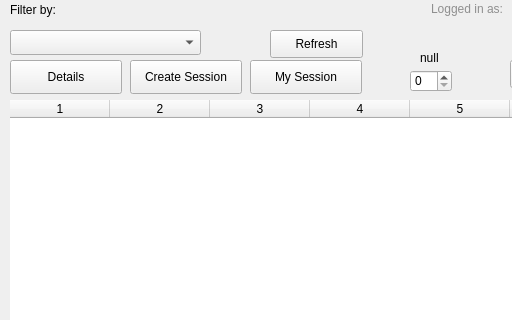
Before: the Qt Designer form StudyMeet/viewsessions.ui in DanielCChavez/StudyMeet, drawn with Qt 5; both pictures show x 0 to 512 and y 0 to 320 of the 621 by 500 pixel window.
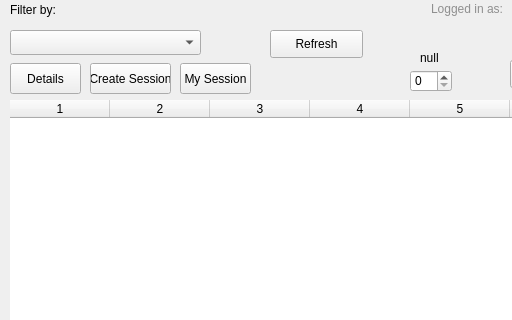
After: the same form once the commit is applied.

Commit message: fixed bug where details from 'mysession' button wouldnt display correct session. Changed time end from 24hr to standard time

```diff
--- a/StudyMeet/viewsessions.ui
+++ b/StudyMeet/viewsessions.ui
@@ -31,10 +31,10 @@
   <widget class="QPushButton" name="createSessionButton">
    <property name="geometry">
     <rect>
-     <x>130</x>
-     <y>60</y>
-     <width>112</width>
-     <height>34</height>
+     <x>90</x>
+     <y>63</y>
+     <width>81</width>
+     <height>31</height>
     </rect>
    </property>
    <property name="text">
@@ -68,9 +68,9 @@
    <property name="geometry">
     <rect>
      <x>10</x>
-     <y>60</y>
-     <width>112</width>
-     <height>34</height>
+     <y>63</y>
+     <width>71</width>
+     <height>31</height>
     </rect>
    </property>
    <property name="text">
@@ -229,10 +229,10 @@
   <widget class="QPushButton" name="mySessionButton">
    <property name="geometry">
     <rect>
-     <x>250</x>
-     <y>60</y>
-     <width>112</width>
-     <height>34</height>
+     <x>180</x>
+     <y>63</y>
+     <width>71</width>
+     <height>31</height>
     </rect>
    </property>
    <property name="text">
```
The commit also changes 7 other files.
